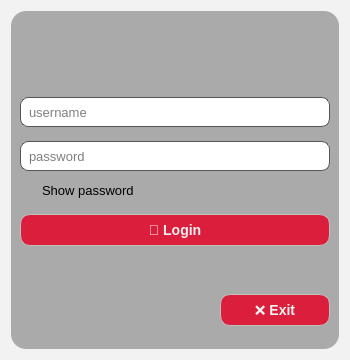
Qt form ui/login.ui (KursaDSc/Python-Module-Week7) before a commit.
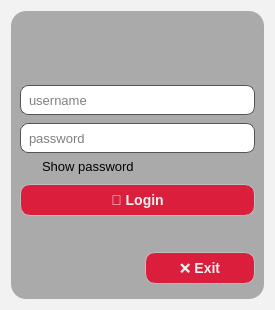
The same form after that commit. Icons and pictures are not drawn.

Diff of the .ui file:
```diff
--- a/ui/login.ui
+++ b/ui/login.ui
@@ -6,8 +6,8 @@
    <rect>
     <x>0</x>
     <y>0</y>
-    <width>350</width>
-    <height>360</height>
+    <width>275</width>
+    <height>310</height>
    </rect>
   </property>
   <property name="sizePolicy">
@@ -18,14 +18,14 @@
   </property>
   <property name="minimumSize">
    <size>
-    <width>350</width>
-    <height>360</height>
+    <width>275</width>
+    <height>310</height>
    </size>
   </property>
   <property name="maximumSize">
    <size>
-    <width>350</width>
-    <height>360</height>
+    <width>275</width>
+    <height>310</height>
    </size>
   </property>
   <property name="windowTitle">
@@ -169,7 +169,7 @@
       <enum>QFrame::NoFrame</enum>
      </property>
      <layout class="QVBoxLayout" name="verticalLayout_2">
-      <item>
+      <item alignment="Qt::AlignmentFlag::AlignHCenter">
        <widget class="QLabel" name="label">
         <property name="maximumSize">
          <size>
@@ -312,7 +312,7 @@
         </property>
        </widget>
       </item>
-      <item>
+      <item alignment="Qt::AlignmentFlag::AlignHCenter">
        <widget class="QLabel" name="errorlabel">
         <property name="maximumSize">
          <size>
```
Left out of the diff: 8 changed lines with no effect on the pictures.
